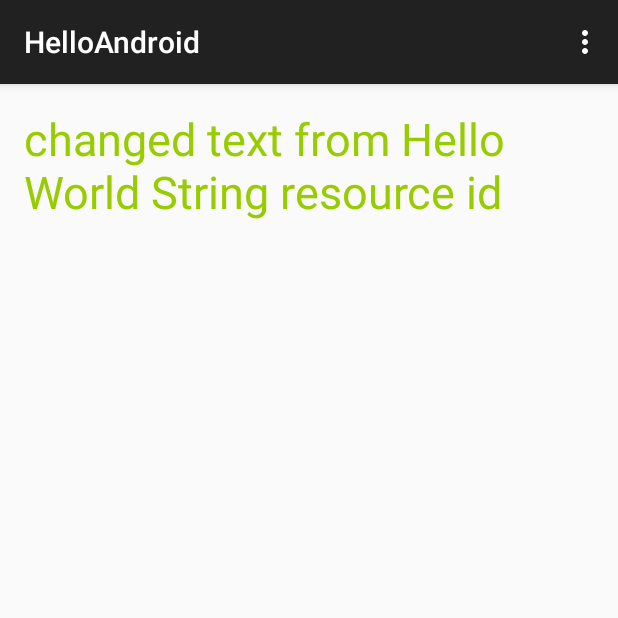
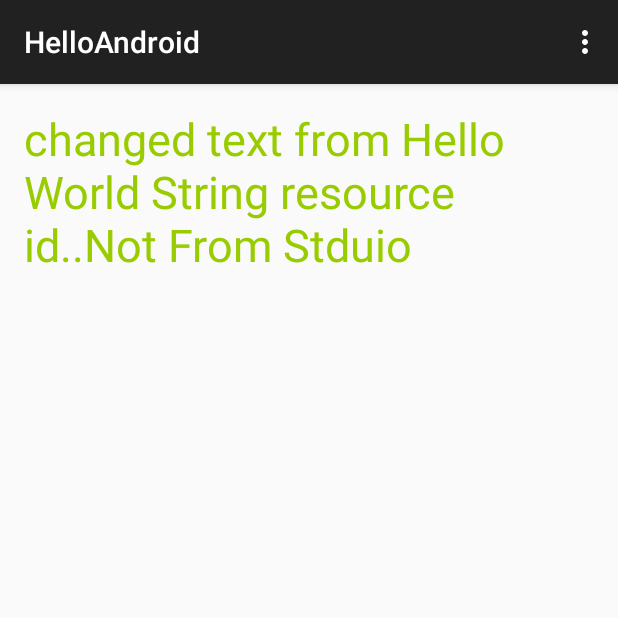
Before and after one commit to adneerav/ADGITLearn, an Android app: the screen it shows after launch (MainActivity), on a phone screen of 412 x 824 dp, the top half of it. Run offline under Robolectric (Android 15) with nearby library versions, the phone set to English and light mode, and no system bars.

Commit message:
Changes without studio.
take update

```diff
--- a/app/src/main/res/layout/fragment_main.xml
+++ b/app/src/main/res/layout/fragment_main.xml
@@ -9,7 +9,7 @@
     tools:context=".MainActivity$PlaceholderFragment">
 
     <TextView
-        android:text="changed text from Hello World String resource id"
+        android:text="changed text from Hello World String resource id..Not From Stduio"
         android:layout_width="wrap_content"
         android:textColor="#ff99cc00"
         android:textSize="30sp"
```
